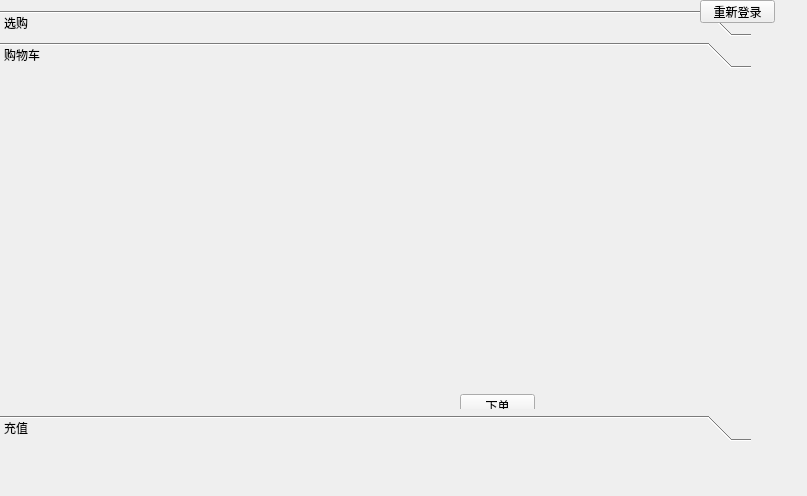
The window that myclient.ui (XMeleny/DB) describes before a commit, drawn with Qt 5.
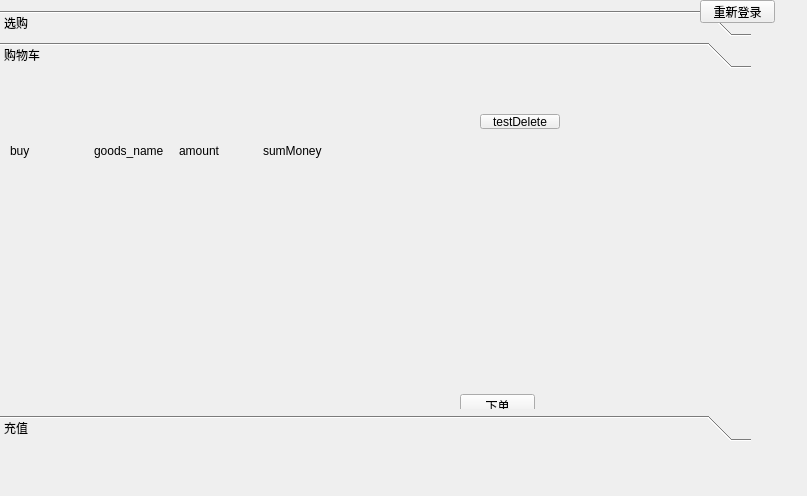
The same window after the commit. The open tabs and pages were chosen to show the change.

```diff
--- a/myclient.ui
+++ b/myclient.ui
@@ -396,13 +396,72 @@
     <widget class="QWidget" name="verticalLayoutWidget">
      <property name="geometry">
       <rect>
-       <x>30</x>
-       <y>20</y>
-       <width>351</width>
-       <height>191</height>
+       <x>10</x>
+       <y>70</y>
+       <width>331</width>
+       <height>241</height>
       </rect>
      </property>
-     <layout class="QVBoxLayout" name="verticalLayout_shoppingChart"/>
+     <layout class="QVBoxLayout" name="verticalLayout_3">
+      <item>
+       <layout class="QHBoxLayout" name="horizontalLayout_10">
+        <item>
+         <widget class="QLabel" name="label_10">
+          <property name="text">
+           <string>buy</string>
+          </property>
+         </widget>
+        </item>
+        <item>
+         <widget class="QLabel" name="label_17">
+          <property name="text">
+           <string>goods_name</string>
+          </property>
+         </widget>
+        </item>
+        <item>
+         <widget class="QLabel" name="label_9">
+          <property name="text">
+           <string>amount</string>
+          </property>
+         </widget>
+        </item>
+        <item>
+         <widget class="QLabel" name="label_18">
+          <property name="text">
+           <string>sumMoney</string>
+          </property>
+         </widget>
+        </item>
+       </layout>
+      </item>
+      <item>
+       <spacer name="verticalSpacer">
+        <property name="orientation">
+         <enum>Qt::Vertical</enum>
+        </property>
+        <property name="sizeHint" stdset="0">
+         <size>
+          <width>20</width>
+          <height>40</height>
+         </size>
+        </property>
+       </spacer>
+      </item>
+     </layout>
+    </widget>
+    <widget class="QPushButton" name="deleteButton">
+     <property name="geometry">
+      <rect>
+       <x>480</x>
+       <y>40</y>
+       <width>80</width>
+       <height>15</height>
+      </rect>
+     </property>
+     <property name="text">
+      <string>testDelete</string>
+     </property>
     </widget>
    </widget>
    <widget class="QWidget" name="page">
```
Left out of the diff: 2 changed lines with no effect on the pictures.
